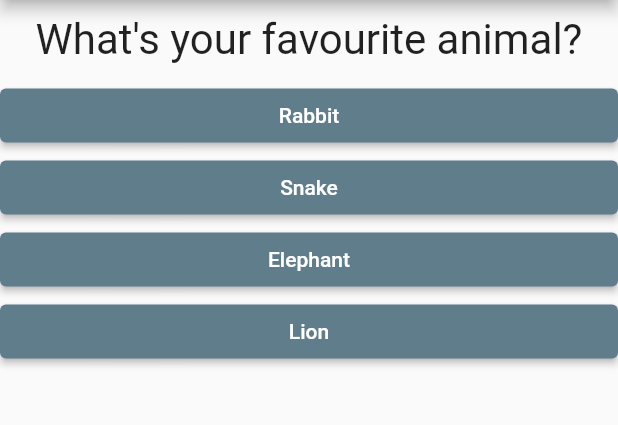
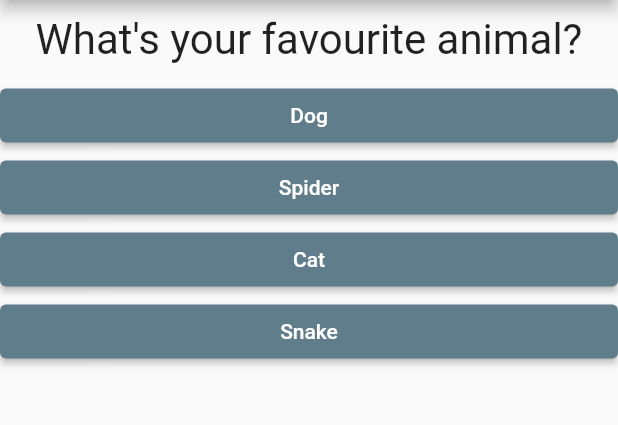
Before and after one commit to pduebel/personality-quiz-app, a Flutter app: the screen it shows after launch, after a tap on "Black", on a phone screen of 412 x 824 dp, the part 84-509 px from its top. Run offline on Flutter 3.47's test engine with Material 2 defaults, Android fonts, the light colour scheme and no system bars.

Commit message:
separate out quiz and result, add results based on answer score

```diff
--- a/lib/main.dart
+++ b/lib/main.dart
@@ -1,7 +1,7 @@
 import 'package:flutter/material.dart';
 
-import './questions.dart';
-import './answer.dart';
+import './quiz.dart';
+import './result.dart';
 
 void main() => runApp(MyApp());
 
@@ -14,43 +14,63 @@ class MyApp extends StatefulWidget {
 }
 
 class _MyAppState extends State<MyApp> {
+  final _questions = const [
+    {
+      'questionText': 'What\'s your favourite colour?',
+      'answers': [
+        {'text': 'Black', 'score': 10},
+        {'text': 'Red', 'score': 5},
+        {'text': 'Green', 'score': 3},
+        {'text': 'Blue', 'score': 1}
+      ]
+    },
+    {
+      'questionText': 'What\'s your favourite animal?',
+      'answers': [
+        {'text': 'Dog', 'score': 1},
+        {'text': 'Spider', 'score': 10},
+        {'text': 'Cat', 'score': 3},
+        {'text': 'Snake', 'score': 5}
+      ]
+    },
+    {
+      'questionText': 'What\'s your favourite food?',
+      'answers': [
+        {'text': 'Pizza', 'score': 1},
+        {'text': 'Kebab', 'score': 5},
+        {'text': 'Chips', 'score': 3},
+        {'text': 'Coriander', 'score': 10}
+      ]
+    }
+  ];
   var _questionIndex = 0;
+  var _totalScore = 0;
 
-  void _answerQuestion() {
+  void _answerQuestion(int score) {
     setState(() {
       _questionIndex++;
     });
+    _totalScore += score;
     print(_questionIndex);
+    if (_questionIndex < _questions.length) {
+      print('We have more questions!');
+    } else {
+      print('No more questions!');
+    }
   }
 
   @override
   Widget build(BuildContext context) {
-    const questions = [
-      {
-        'questionText': 'What\'s your favourite colour?',
-        'answers': ['Black', 'Red', 'Green', 'White']
-      },
-      {
-        'questionText': 'What\'s your favourite animal?',
-        'answers': ['Rabbit', 'Snake', 'Elephant', 'Lion']
-      },
-      {
-        'questionText': 'What\'s your favourite food?',
-        'answers': ['Pizza', 'Curry', 'Chips', 'Ice Cream']
-      }
-    ];
     return MaterialApp(
       home: Scaffold(
         appBar: AppBar(title: const Text('Personality Quiz')),
-        body: Column(
-          children: [
-            Question((questions[_questionIndex]['questionText'] as String)),
-            ...(questions[_questionIndex]['answers'] as List<String>)
-                .map((answer) {
-              return Answer(_answerQuestion, answer);
-            }).toList()
-          ],
-        ),
+        body: _questionIndex < _questions.length
+            ? Quiz(
+                answerQuestion: _answerQuestion,
+                questionIndex: _questionIndex,
+                questions: _questions,
+              )
+            : Result(_totalScore),
       ),
     );
   }
--- /dev/null
+++ b/lib/quiz.dart
@@ -0,0 +1,29 @@
+import 'package:flutter/material.dart';
+
+import './questions.dart';
+import './answer.dart';
+
+class Quiz extends StatelessWidget {
+  final List<Map<String, Object>> questions;
+  final int questionIndex;
+  final Function(int) answerQuestion;
+
+  Quiz({
+    required this.questions,
+    required this.answerQuestion,
+    required this.questionIndex,
+  });
+  @override
+  Widget build(BuildContext context) {
+    return Column(
+      children: [
+        Question((questions[questionIndex]['questionText'] as String)),
+        ...(questions[questionIndex]['answers'] as List<Map<String, Object>>)
+            .map((answer) {
+          return Answer(() => answerQuestion(answer['score'] as int),
+              answer['text'] as String);
+        }).toList()
+      ],
+    );
+  }
+}
--- /dev/null
+++ b/lib/result.dart
@@ -0,0 +1,34 @@
+import 'package:flutter/material.dart';
+
+class Result extends StatelessWidget {
+  final int resultScore;
+
+  Result(this.resultScore);
+
+  String get resultPhrase {
+    String resultText;
+    if (resultScore <= 7) {
+      resultText = 'You are awesome!';
+    } else if (resultScore <= 13) {
+      resultText = 'Pretty likeable!';
+    } else {
+      resultText = 'You weirdo!';
+    }
+    return resultText;
+  }
+
+  @override
+  Widget build(BuildContext context) {
+    return Column(
+      children: [
+        Center(
+          child: Text(
+            resultPhrase,
+            style: const TextStyle(fontSize: 36, fontWeight: FontWeight.bold),
+            textAlign: TextAlign.center,
+          ),
+        ),
+      ],
+    );
+  }
+}
```
